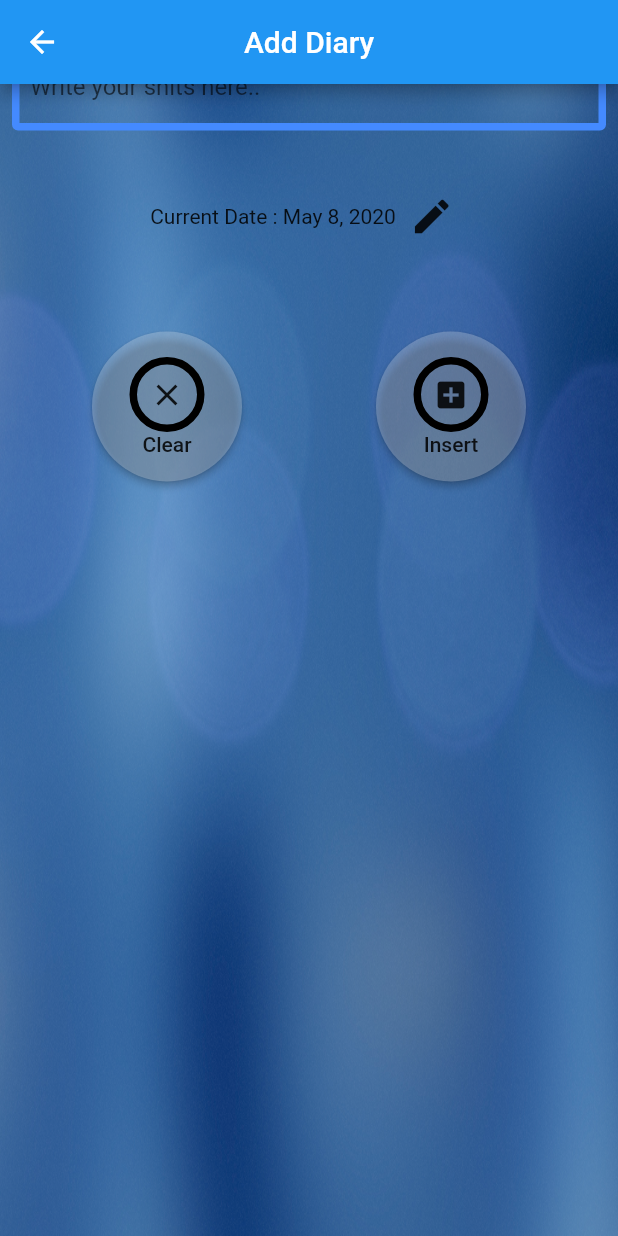
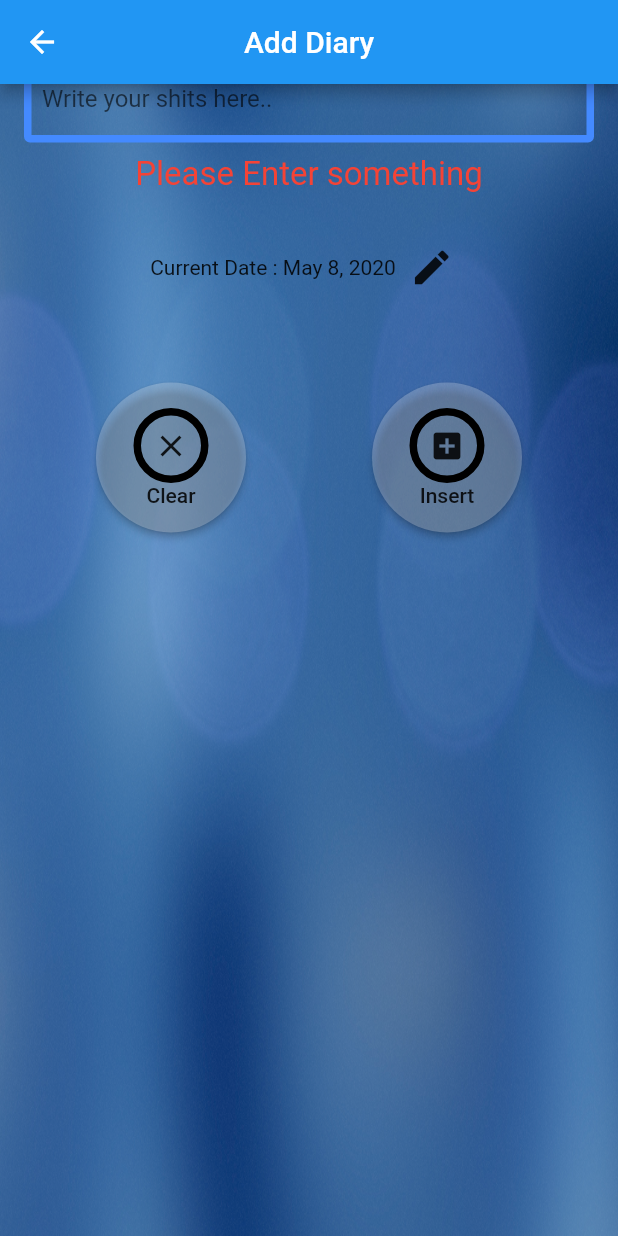
Before and after one commit to H-Zaman/My_Journal, a Flutter app: the DiaryADD screen opened by its route, scrolled down 56 dp, after a tap on "Insert", on a phone screen of 412 x 824 dp. Run offline on Flutter 3.47's test engine with Material 2 defaults, Android fonts, the phone set to English and light mode, and no system bars; our stand-ins replace carousel_slider, flutter_spinkit, sqflite; missing offline and left inert: fab_circular_menu, flutter_animated_dialog; accounts and stored records are empty; network calls fail.

Commit message:
Infinite cards/carousel slider added..........need validation on entry diary item entry

```diff
--- a/lib/fab_circular_menu/fab_package.dart
+++ b/lib/fab_circular_menu/fab_package.dart
@@ -39,7 +39,9 @@ class _PackageFabState extends State<PackageFab> {
         ),
         IconButton(
           icon: Icon(Icons.monetization_on),
-          onPressed: () {},
+          onPressed: () {
+            Navigator.pushNamed(context, '/travel');
+          },
         ),
         IconButton(
           icon: Icon(Icons.speaker_notes_off),
--- a/lib/localDatabase/localDiary.dart
+++ b/lib/localDatabase/localDiary.dart
@@ -49,6 +49,12 @@ class LocalDbDiary{
     return diary;
   }
 
+  Future<List<Map>> getDataSimp() async{
+    var dbc = await db;
+    List<Map> maps = await dbc.query(TABLE,columns: [DIARY,DATE]);
+    return maps;
+  }
+
   Future close() async{
     var dbc = await db;
     dbc.close();
--- a/lib/main.dart
+++ b/lib/main.dart
@@ -15,7 +15,8 @@ class MyApp extends StatelessWidget {
   @override
   Widget build(BuildContext context) {
     return MaterialApp(
-      initialRoute: '/',
+      //TODO route needs to be changed to wrapper '/'
+      initialRoute: '/diaryView',
       routes: {
         '/' : (context)=> Wrapper(),
         '/home' : (context)=> HomeScreen(),
--- a/lib/screens/home/pages/diary_add.dart
+++ b/lib/screens/home/pages/diary_add.dart
@@ -18,6 +18,7 @@ class _DiaryADDState extends State<DiaryADD> {
 
   String diaryString;
   String date;
+  String error;
   bool dateSelected;
   TextEditingController controller = TextEditingController();
 
@@ -33,7 +34,6 @@ class _DiaryADDState extends State<DiaryADD> {
   Widget build(BuildContext context) {
 
     double screenHeight = MediaQuery.of(context).size.height;
-    final _formKey = GlobalKey<FormState>();
 
     return Scaffold(
       appBar: AppBar(
@@ -45,6 +45,8 @@ class _DiaryADDState extends State<DiaryADD> {
           height: screenHeight,
           child: Container(
             decoration: customBackgroundImage('assets/backgrounds/blur/app-blurred-bg-3.jpg'),
+            child: Padding(
+              padding: const EdgeInsets.all(8.0),
               child: Column(
                 mainAxisAlignment: MainAxisAlignment.start,
                 mainAxisSize: MainAxisSize.max,
@@ -53,16 +55,18 @@ class _DiaryADDState extends State<DiaryADD> {
                   Padding(
                     padding: const EdgeInsets.all(8.0),
                     child: TextFormField(
-                    validator: (val) => val.isEmpty ? 'Please Enter Something to add' : null,
                       controller: controller,
-                    onChanged: (val){
-                      setState(() {
-                        diaryString = val;
-                      });
-                    },
+                      onChanged: (val) => diaryString = val,
                       decoration: customInputDecoration.copyWith(hintText: 'Write your shits here..'),
                       maxLines: 15,
                       minLines: 1,
+                    ),
+                  ),
+                  Text(
+                    error ?? '',
+                    style: TextStyle(
+                      color: Colors.red,
+                      fontSize: 22,
                     ),
                   ),
                   SizedBox(height: 20),
@@ -146,9 +150,19 @@ class _DiaryADDState extends State<DiaryADD> {
                           buttonColor: Colors.white24,
                           child: RaisedButton(
                             onPressed: (){
+                                 if(controller.text.length > 0){
                                    Diary item = Diary(id: null,date: date,diary: diaryString);
                                    dbHelper.insert(item);
                                    controller.text = '';
+                                   setState(() {
+                                     error = 'Entry Successfull';
+                                   });
+                                 }
+                                 else{
+                                   setState(() {
+                                     error = 'Please Enter something';
+                                   });
+                                 }
                             },
                             child: Column(
                               children: <Widget>[
@@ -178,6 +192,7 @@ class _DiaryADDState extends State<DiaryADD> {
             ),
           ),
         ),
+      ),
     );
   }
 }
--- a/lib/screens/home/pages/travelling_cost.dart
+++ b/lib/screens/home/pages/travelling_cost.dart
@@ -6,12 +6,11 @@ class TravellingCost extends StatefulWidget {
 }
 
 class _TravellingCostState extends State<TravellingCost> {
+
   @override
   Widget build(BuildContext context) {
     return Container(
-      child: Text(
-        'cost'
-      ),
+      child: Text('cost'),
     );
   }
 }
--- a/lib/services/setup_time.dart
+++ b/lib/services/setup_time.dart
@@ -1,4 +1,3 @@
-import 'package:flutter/cupertino.dart';
 import 'package:http/http.dart';
 import 'dart:convert';
 import 'package:intl/intl.dart';
--- a/pubspec.yaml
+++ b/pubspec.yaml
@@ -31,7 +31,7 @@ dependencies:
   sqflite: ^1.3.0
   path_provider: ^1.6.7
   flutter_animated_dialog: ^1.0.3
-  curved_navigation_bar: ^0.3.2
+  carousel_slider: ^2.1.0
 
 dev_dependencies:
   flutter_test:
```
Also changed, not shown: lib/screens/home/pages/diary_view.dart (+95 -19 lines), pubspec.lock. Lines whose indentation alone changed are shown as unchanged.
